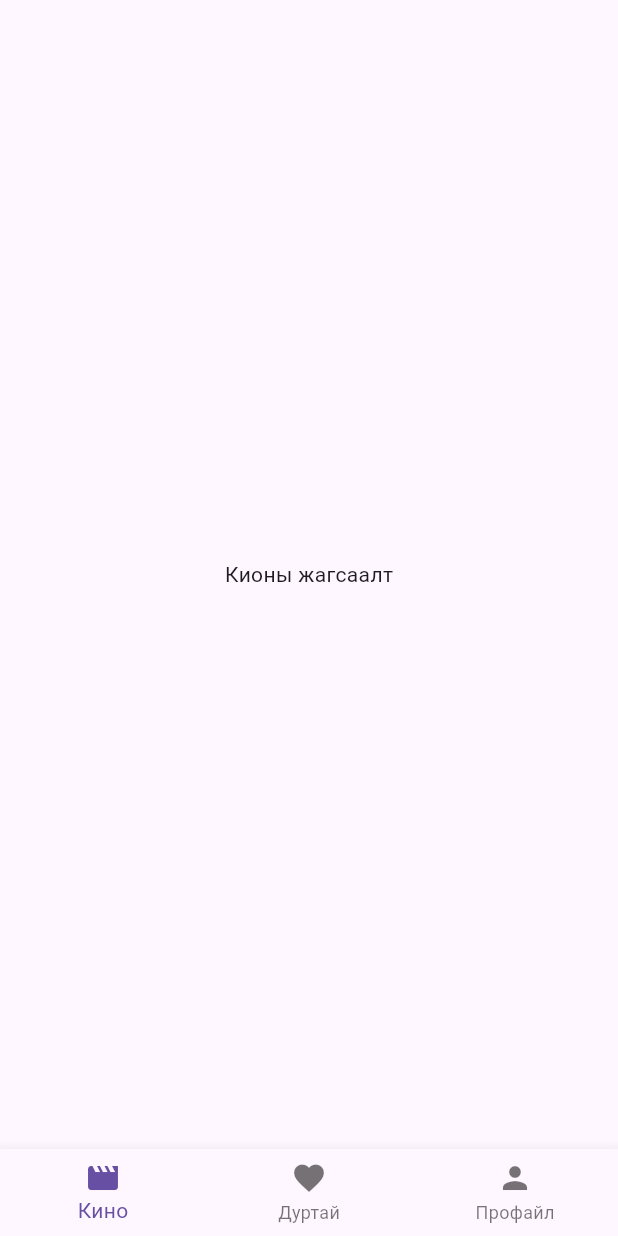
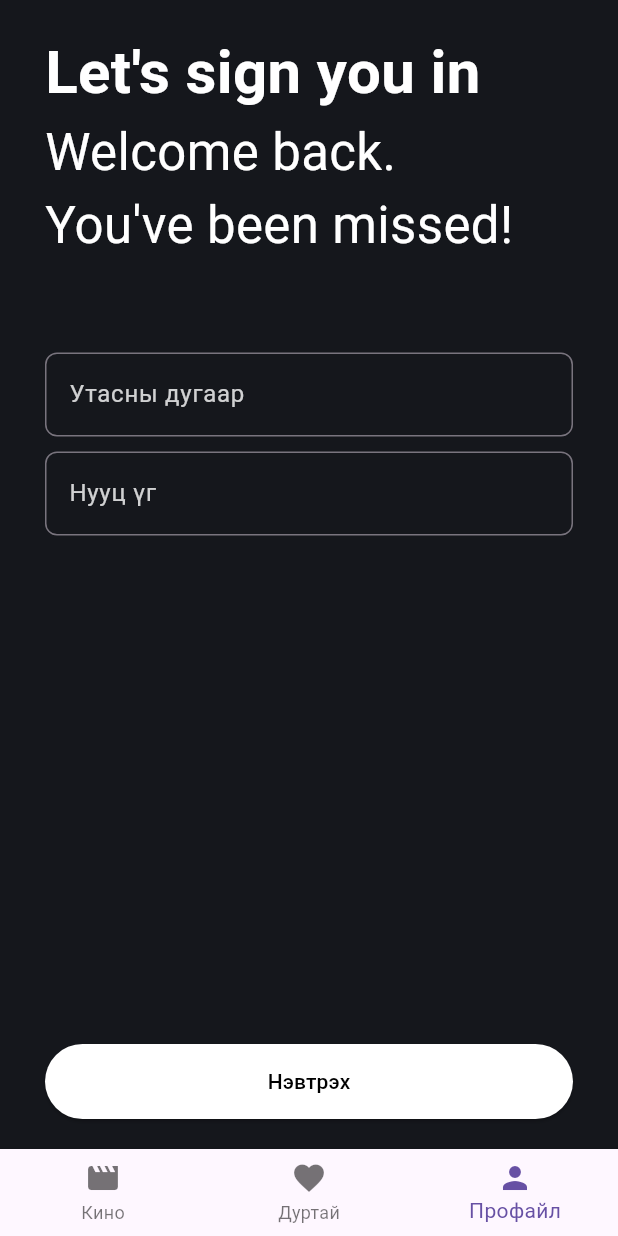
Before and after one commit to usukh6ayar/movie-app, a Flutter app: the screen it shows after launch, on a phone screen of 412 x 824 dp. Run offline on Flutter 3.47's test engine with Material 3 defaults, Android fonts, the phone set to English and light mode, and no system bars.

Commit message:
Login page UI done

```diff
--- a/lib/screens/home.dart
+++ b/lib/screens/home.dart
@@ -11,7 +11,7 @@ class HomePage extends StatefulWidget {
 }
 
 class _HomePageState extends State<HomePage> {
-  int _currentIndex = 0;
+  int _currentIndex = 2;
   final List<Widget> _totalPages = [
     MoviesPage(),
     WishListPage(),
@@ -27,7 +27,8 @@ class _HomePageState extends State<HomePage> {
   @override
   Widget build(BuildContext context) {
     return Scaffold(
-      body: _totalPages[_currentIndex],
+      backgroundColor: Color(0xff15171c),
+      body: SafeArea(child: _totalPages[_currentIndex]),
       bottomNavigationBar: BottomNavigationBar(
         currentIndex: _currentIndex,
         onTap: _setCurrentIndex,
--- /dev/null
+++ b/lib/screens/login.dart
@@ -0,0 +1,119 @@
+import 'package:flutter/material.dart';
+
+class LoginPage extends StatefulWidget {
+  const LoginPage({super.key});
+
+  @override
+  State<LoginPage> createState() => _LoginPageState();
+}
+
+class _LoginPageState extends State<LoginPage> {
+  final _formkey = GlobalKey<FormState>();
+  final _phoneCtrl = TextEditingController();
+  final _passCtrl = TextEditingController();
+
+  void _onSubmit() {
+    if (_formkey.currentState!.validate()) {
+      print("Амжилттай");
+    }
+  }
+
+  @override
+  Widget build(BuildContext context) {
+    return Padding(
+      padding: EdgeInsets.symmetric(horizontal: 30, vertical: 20),
+      child: Form(
+        key: _formkey,
+        child: Column(
+          mainAxisAlignment: MainAxisAlignment.spaceBetween,
+          children: [
+            Column(
+              crossAxisAlignment: CrossAxisAlignment.start,
+              children: [
+                Text(
+                  "Let's sign you in",
+                  style: TextStyle(
+                      color: Colors.white,
+                      fontSize: 40,
+                      fontWeight: FontWeight.bold),
+                ),
+                Text(
+                  "Welcome back.",
+                  style: TextStyle(color: Colors.white, fontSize: 34),
+                ),
+                Text(
+                  "You've been missed!",
+                  style: TextStyle(color: Colors.white, fontSize: 34),
+                ),
+                SizedBox(
+                  height: 60,
+                ),
+                TextFormField(
+                  controller: _phoneCtrl,
+                  validator: (value) {
+                    if (value == null || value.isEmpty) {
+                      return "Хоосон байж болохгүй";
+                    }
+                    return null;
+                  },
+                  decoration: InputDecoration(
+                    border: OutlineInputBorder(
+                      borderRadius: BorderRadius.circular(8),
+                      borderSide: BorderSide(
+                        color: Colors.white.withOpacity(0.6),
+                        width: 1,
+                      ),
+                    ),
+                    labelStyle: TextStyle(color: Colors.white.withOpacity(0.8)),
+                    label: Text(
+                      "Утасны дугаар",
+                    ),
+                    floatingLabelStyle: TextStyle(color: Colors.white),
+                  ),
+                  style: TextStyle(color: Colors.white),
+                ),
+                SizedBox(height: 10),
+                TextFormField(
+                  controller: _passCtrl,
+                  obscureText: true,
+                  validator: (value) {
+                    if (value == null || value.isEmpty) {
+                      return "Хоосон байж болохгүй";
+                    }
+                    return null;
+                  },
+                  decoration: InputDecoration(
+                    border: OutlineInputBorder(
+                      borderRadius: BorderRadius.circular(8),
+                      borderSide: BorderSide(
+                        color: Colors.white.withOpacity(0.6),
+                        width: 1,
+                      ),
+                    ),
+                    labelStyle: TextStyle(color: Colors.white.withOpacity(0.8)),
+                    label: Text(
+                      "Нууц үг",
+                    ),
+                    floatingLabelStyle: TextStyle(color: Colors.white),
+                  ),
+                  style: TextStyle(color: Colors.white),
+                ),
+              ],
+            ),
+            SizedBox(
+              width: double.infinity,
+              height: 50,
+              child: ElevatedButton(
+                style: ButtonStyle(
+                    backgroundColor: MaterialStateProperty.all(Colors.white),
+                    foregroundColor: MaterialStateProperty.all(Colors.black)),
+                onPressed: _onSubmit,
+                child: Text("Нэвтрэх"),
+              ),
+            )
+          ],
+        ),
+      ),
+    );
+  }
+}
--- a/lib/screens/profile.dart
+++ b/lib/screens/profile.dart
@@ -1,4 +1,5 @@
 import 'package:flutter/material.dart';
+import 'package:movie/screens/login.dart';
 
 class ProfilePage extends StatefulWidget {
   const ProfilePage({super.key});
@@ -8,10 +9,10 @@ class ProfilePage extends StatefulWidget {
 }
 
 class _ProfilePageState extends State<ProfilePage> {
+  bool _isLogged = false;
+
   @override
   Widget build(BuildContext context) {
-    return Center(
-      child: Text("Login Page"),
-    );
+    return LoginPage();
   }
 }
```
